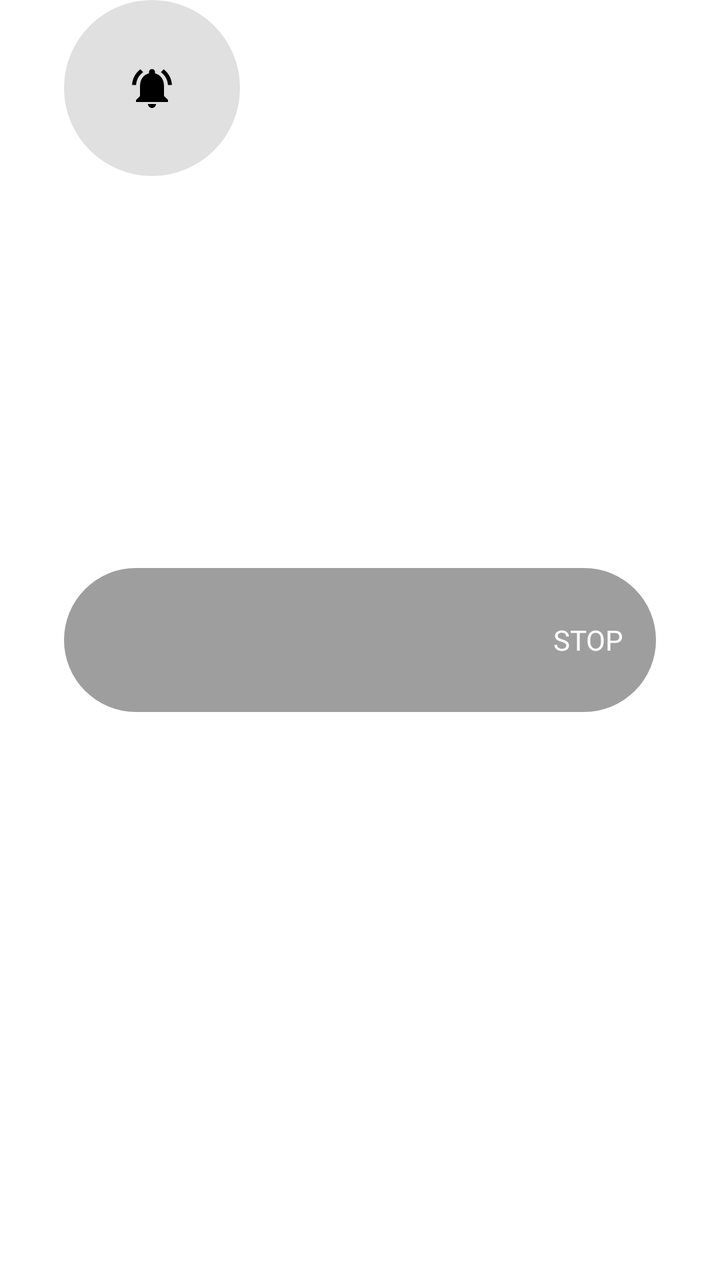
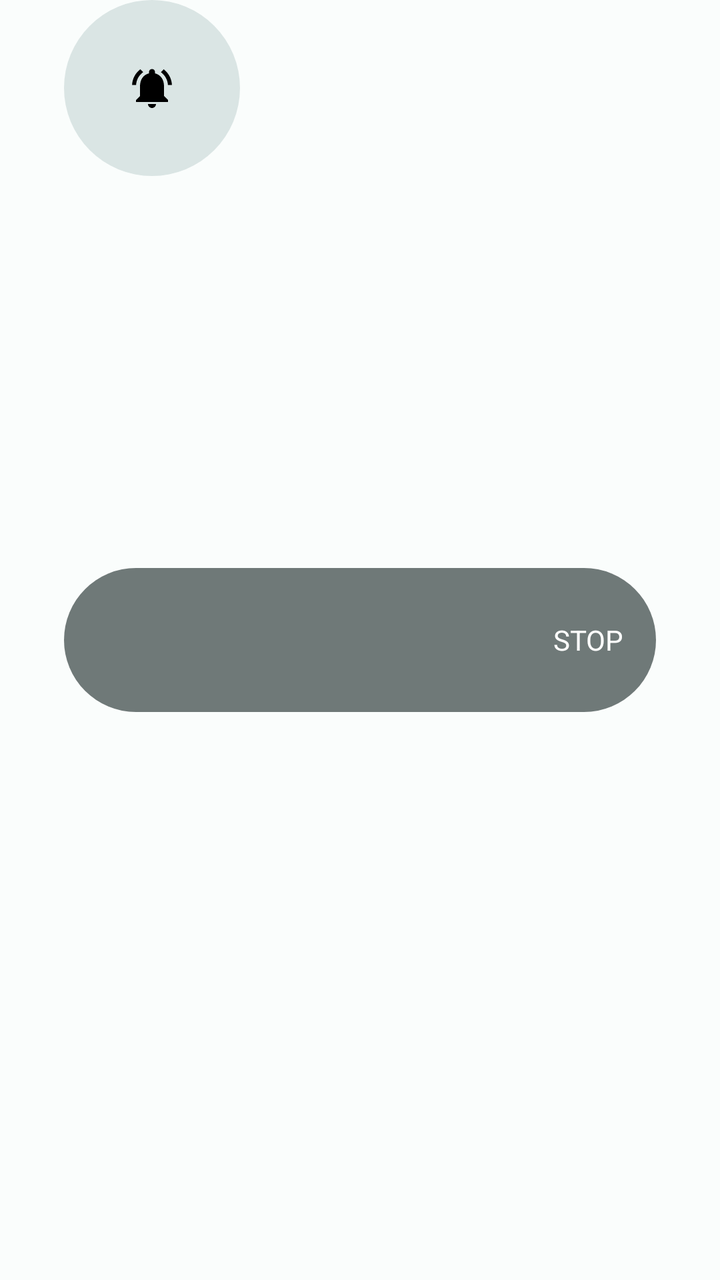

Compare the two renders of this Android layout. The source of the first and the diff that turns it into the second are given below.
<!-- AndroidManifest.xml: application theme AppTheme -->
<!-- res/layout/widget_swipe_button.xml -->
<?xml version="1.0" encoding="utf-8"?>
<RelativeLayout xmlns:android="http://schemas.android.com/apk/res/android"
    android:layout_width="match_parent"
    android:layout_height="wrap_content">

    <RelativeLayout
        android:id="@+id/container"
        android:layout_width="match_parent"
        android:layout_height="@dimen/swipe_button_height"
        android:layout_marginHorizontal="@dimen/swipe_widget_padding"
        android:layout_centerInParent="true"
        android:background="@drawable/shape_rounded" />

    <ImageView
        android:id="@+id/iv_slide"
        android:layout_width="wrap_content"
        android:layout_height="wrap_content"
        android:layout_marginHorizontal="@dimen/swipe_widget_padding"
        android:background="@drawable/shape_button"
        android:padding="@dimen/swipe_button_padding"
        android:src="@drawable/ic_ring_black_24dp" />

    <TextView
        android:id="@+id/tv_stop"
        android:layout_width="wrap_content"
        android:layout_height="wrap_content"
        android:layout_marginHorizontal="@dimen/swipe_widget_padding"
        android:layout_alignParentEnd="true"
        android:layout_centerVertical="true"
        android:padding="16dp"
        android:text="@string/stop"
        android:textAllCaps="true"
        android:textColor="@color/colorWhite" />

</RelativeLayout>
<!-- resources referenced by this layout -->
<resources>
  <color name="colorWhite">#FFFFFF</color>
  <dimen name="swipe_button_height">72dp</dimen>
  <dimen name="swipe_button_padding">32dp</dimen>
  <dimen name="swipe_widget_padding">32dp</dimen>
  <!-- drawable shape_button (drawable) -->
  <?xml version="1.0" encoding="utf-8"?>
  <selector xmlns:android="http://schemas.android.com/apk/res/android">
      <item>
          <shape android:shape="rectangle">
              <corners android:radius="50dp" />
              <solid android:color="@color/colorGrey300" />
          </shape>
      </item>
  </selector>
  <!-- drawable shape_rounded (drawable) -->
  <?xml version="1.0" encoding="utf-8"?>
  <selector xmlns:android="http://schemas.android.com/apk/res/android">
      <item android:state_pressed="false" android:state_selected="false">
          <shape android:shape="rectangle">
              <corners android:radius="150dp" />
              <solid android:color="@color/colorGrey500" />
          </shape>
      </item>
  </selector>
  <string name="stop">Stop</string>
  <style name="AppTheme" parent="Theme.MaterialComponents.Light.DarkActionBar">
          
          <item name="colorPrimary">@color/colorPrimary</item>
          <item name="colorPrimaryVariant">@color/colorPrimaryDark</item>
          <item name="colorPrimaryDark">@color/colorPrimaryDark</item>
          <item name="colorAccent">@color/colorAccent</item>
          <item name="colorSecondary">@color/colorAccent</item>
          <item name="colorOnSecondary">@color/colorWhite</item>
  
          <item name="materialAlertDialogTheme">
              @style/ThemeOverlay.MaterialComponents.MaterialAlertDialog
          </item>
      </style>
  <color name="colorGrey300">#E0E0E0</color>
  <color name="colorGrey500">#9E9E9E</color>
  <color name="colorPrimary">#2196F3</color>
  <color name="colorPrimaryDark">#01579B</color>
  <color name="colorAccent">#FF9800</color>
  <!-- unchanged entries left out for length: 1 -->
</resources>

<!-- the commit's change to res/layout/widget_swipe_button.xml (unified diff, before → after) -->
@@ -17,6 +17,7 @@
         android:layout_height="wrap_content"
         android:layout_marginHorizontal="@dimen/swipe_widget_padding"
         android:background="@drawable/shape_button"
+        android:contentDescription="@string/stop"
         android:padding="@dimen/swipe_button_padding"
         android:src="@drawable/ic_ring_black_24dp" />
 
<!-- resource entries referenced after the edit -->
@@ -10,7 +10,7 @@
       <item>
           <shape android:shape="rectangle">
               <corners android:radius="50dp" />
-              <solid android:color="@color/colorGrey300" />
+              <solid android:color="?attr/colorSurfaceVariant" />
           </shape>
       </item>
   </selector>
@@ -20,29 +20,50 @@
       <item android:state_pressed="false" android:state_selected="false">
           <shape android:shape="rectangle">
               <corners android:radius="150dp" />
-              <solid android:color="@color/colorGrey500" />
+              <solid android:color="?attr/colorOutline" />
           </shape>
       </item>
   </selector>
   <string name="stop">Stop</string>
-  <style name="AppTheme" parent="Theme.MaterialComponents.Light.DarkActionBar">
-          
+  <style name="AppTheme" parent="Theme.Material3.DayNight">
           <item name="colorPrimary">@color/colorPrimary</item>
+          <item name="colorOnPrimary">@color/md_theme_onPrimary</item>
           <item name="colorPrimaryVariant">@color/colorPrimaryDark</item>
           <item name="colorPrimaryDark">@color/colorPrimaryDark</item>
           <item name="colorAccent">@color/colorAccent</item>
-          <item name="colorSecondary">@color/colorAccent</item>
-          <item name="colorOnSecondary">@color/colorWhite</item>
-  
-          <item name="materialAlertDialogTheme">
-              @style/ThemeOverlay.MaterialComponents.MaterialAlertDialog
-          </item>
+          <item name="colorSecondary">@color/md_theme_secondary</item>
+          <item name="colorOnSecondary">@color/md_theme_onSecondary</item>
+          <item name="colorTertiary">@color/md_theme_tertiary</item>
+          <item name="colorOnTertiary">@color/md_theme_onTertiary</item>
+          <item name="colorSurface">@color/md_theme_surface</item>
+          <item name="colorOnSurface">@color/md_theme_onSurface</item>
+          <item name="colorSurfaceVariant">@color/md_theme_surfaceVariant</item>
+          <item name="colorOnSurfaceVariant">@color/md_theme_onSurfaceVariant</item>
+          <item name="colorOutline">@color/md_theme_outline</item>
+          <item name="android:windowBackground">@color/md_theme_background</item>
+          <item name="android:navigationBarColor">@color/md_theme_surface</item>
+          <item name="android:statusBarColor">@color/md_theme_surface</item>
+          <item name="android:windowLightStatusBar">true</item>
+          <item name="materialAlertDialogTheme">@style/ThemeOverlay.Material3.MaterialAlertDialog</item>
+          <item name="materialButtonStyle">@style/Widget.Material3.Button</item>
+          <item name="materialSwitchStyle">@style/Widget.Material3.CompoundButton.MaterialSwitch</item>
+          <item name="bottomNavigationStyle">@style/Widget.Material3.BottomNavigationView</item>
       </style>
-  <color name="colorGrey300">#E0E0E0</color>
-  <color name="colorGrey500">#9E9E9E</color>
-  <color name="colorPrimary">#2196F3</color>
-  <color name="colorPrimaryDark">#01579B</color>
-  <color name="colorAccent">#FF9800</color>
+  <color name="colorPrimary">@color/md_theme_primary</color>
+  <color name="md_theme_onPrimary">#FFFFFF</color>
+  <color name="colorPrimaryDark">#004F4F</color>
+  <color name="colorAccent">@color/md_theme_tertiary</color>
+  <color name="md_theme_secondary">#4A6363</color>
+  <color name="md_theme_onSecondary">#FFFFFF</color>
+  <color name="md_theme_tertiary">#536178</color>
+  <color name="md_theme_onTertiary">#FFFFFF</color>
+  <color name="md_theme_surface">#FAFDFC</color>
+  <color name="md_theme_onSurface">#191C1C</color>
+  <color name="md_theme_surfaceVariant">#DAE5E4</color>
+  <color name="md_theme_onSurfaceVariant">#3F4948</color>
+  <color name="md_theme_outline">#6F7978</color>
+  <color name="md_theme_background">#FAFDFC</color>
+  <color name="md_theme_primary">#006A6A</color>
   <!-- unchanged entries left out for length: 1 -->
 </resources>
 
